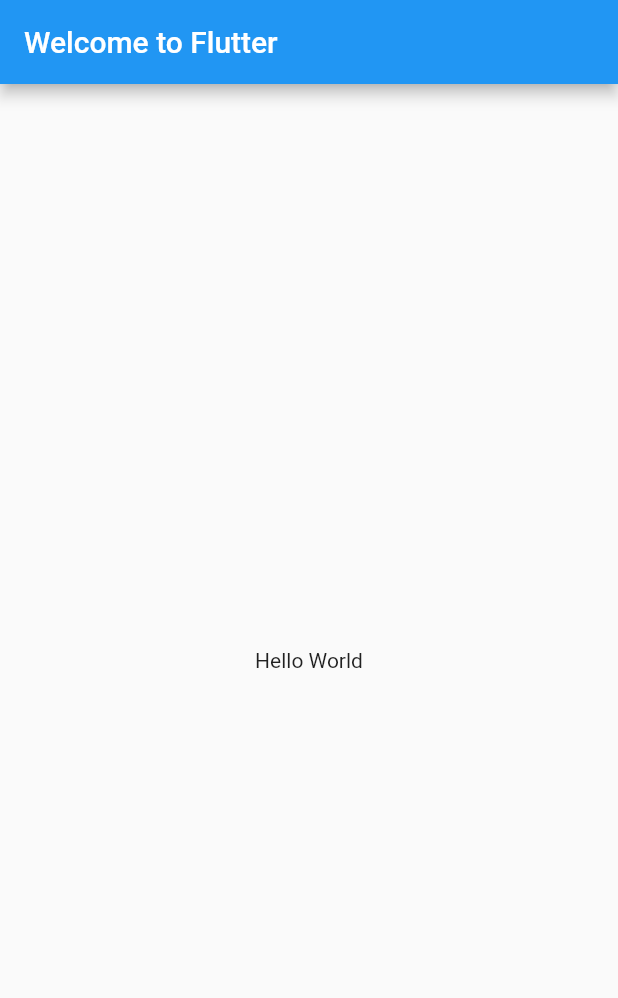
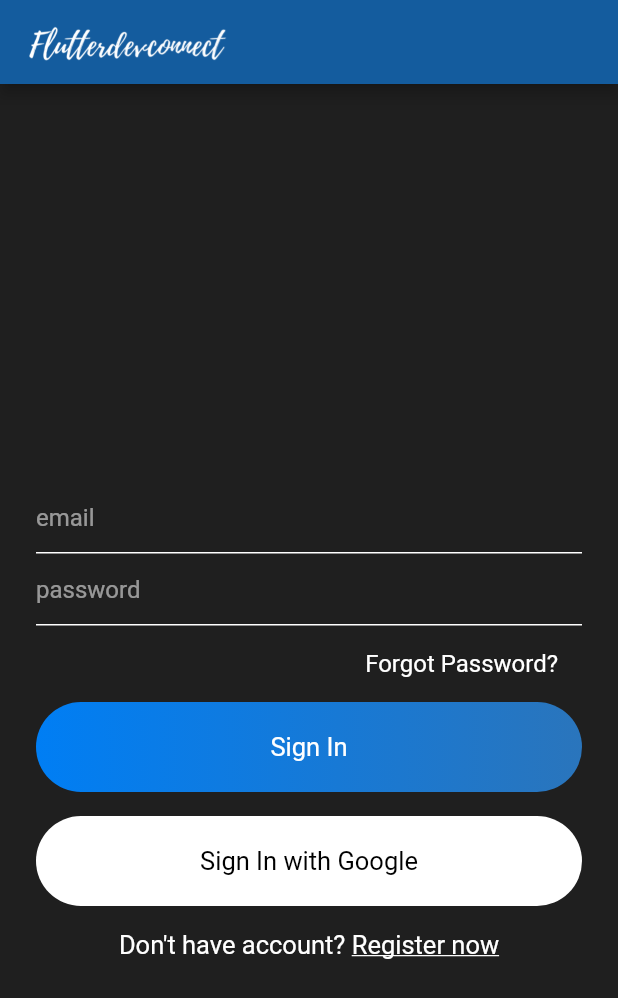
Before and after one commit to Zhangjt9317/flutter-chatapp, a Flutter app: the screen it shows after launch, on a phone screen of 412 x 824 dp. Shown: the top 998 px of the screen. Run offline on Flutter 3.47's test engine with Material 2 defaults, Android fonts, the phone set to English and light mode, and no system bars.

Commit message:
added signin signup

```diff
--- a/lib/main.dart
+++ b/lib/main.dart
@@ -3,6 +3,7 @@
 // found in the LICENSE file.
 
 import 'package:flutter/material.dart';
+import 'package:myapp/views/signin.dart';
 
 void main() => runApp(MyApp());
 
@@ -10,15 +11,15 @@ class MyApp extends StatelessWidget {
   @override
   Widget build(BuildContext context) {
     return MaterialApp(
-      title: 'Welcome to Flutter',
-      home: Scaffold(
-        appBar: AppBar(
-          title: Text('Welcome to Flutter'),
-        ),
-        body: Center(
-          child: Text('Hello World'),
-        ),
+      title: 'Flutter Chatapp',
+      debugShowCheckedModeBanner: false,
+      theme: ThemeData(
+        primaryColor: Color(0xff145C9E),
+        scaffoldBackgroundColor: Color(0xff1F1F1F),
+        primarySwatch: Colors.blue,
+        visualDensity: VisualDensity.adaptivePlatformDensity,
       ),
+      home: SignIn(),
     );
   }
 }
--- /dev/null
+++ b/lib/views/signin.dart
@@ -0,0 +1,92 @@
+import 'package:flutter/material.dart';
+import 'package:myapp/widgets/widget.dart';
+
+class SignIn extends StatefulWidget {
+  @override
+  _SignInState createState() => _SignInState();
+}
+
+class _SignInState extends State<SignIn> {
+  @override
+  Widget build(BuildContext context) {
+    return Scaffold(
+      appBar: appBarMain(context),
+        body: SingleChildScrollView(
+          child: Container(
+            height: MediaQuery.of(context).size.height - 120,
+            alignment: Alignment.bottomCenter,
+            child: Container(
+              padding: EdgeInsets.symmetric(horizontal: 24),
+              child: Column(
+                mainAxisSize: MainAxisSize.min,
+                children: [
+                  TextField(
+                    style: simpleTextStyle(),
+                    decoration: textFieldInputDecoration("email"),
+            ),
+                  TextField(
+                    style: simpleTextStyle(),
+                    decoration: textFieldInputDecoration("password"),
+                  ),
+                  SizedBox(height: 8,),
+                  Container(
+                    alignment: Alignment.centerRight,
+                    child: Container(
+                      padding: EdgeInsets.symmetric(horizontal: 16, vertical: 8),
+                      child: Text('Forgot Password?', style: simpleTextStyle(),),
+                    )
+                  ),
+
+                  SizedBox(height: 8,),
+                  Container(
+                    alignment: Alignment.center,
+                    width: MediaQuery.of(context).size.width,
+                    padding: EdgeInsets.symmetric(vertical: 20),
+                    decoration: BoxDecoration(
+                      gradient: LinearGradient(
+                        colors:[
+                          const Color(0xff007EF4),
+                          const Color(0xff2A75BC)
+                        ]
+                      ),
+                      borderRadius: BorderRadius.circular(30)
+                    ),
+                    child: Text("Sign In", style: mediumTextStyle()),
+                  ),
+                  SizedBox(height: 16,),
+                  Container(
+                    alignment: Alignment.center,
+                    width: MediaQuery.of(context).size.width,
+                    padding: EdgeInsets.symmetric(vertical: 20),
+                    decoration: BoxDecoration(
+                        color:Colors.white,
+                        borderRadius: BorderRadius.circular(30)
+                    ),
+                    child: Text("Sign In with Google", style: TextStyle(
+                        color: Colors.black,
+                        fontSize:17
+                    ),),
+                  ),
+                  SizedBox(height: 16,),
+                  Row(
+                    // align in the center
+                    mainAxisAlignment: MainAxisAlignment.center,
+                    children: [
+                      Text("Don't have account? ", style: mediumTextStyle(),),
+                      Text("Register now", style: TextStyle(
+                        color: Colors.white,
+                        fontSize: 17,
+                        decoration: TextDecoration.underline
+                      ),),
+                    ],
+                  ),
+                  SizedBox(height: 120,),
+                ],
+
+              ),
+            ),
+          ),
+        ),
+    );
+  }
+}
--- /dev/null
+++ b/lib/widgets/widget.dart
@@ -0,0 +1,36 @@
+import 'package:flutter/material.dart';
+
+Widget appBarMain(BuildContext context){
+  return AppBar(
+    title: Image.asset("assets/images/logo.png", height: 50,),
+  );
+}
+
+InputDecoration textFieldInputDecoration(String hintText){
+  return InputDecoration(
+      hintText: hintText,
+      hintStyle: TextStyle(
+        color: Colors.white54,
+      ),
+      focusedBorder: UnderlineInputBorder(
+        borderSide: BorderSide(color: Colors.white),
+      ),
+      enabledBorder: UnderlineInputBorder(
+        borderSide: BorderSide(color: Colors.white),
+      )
+  );
+}
+
+TextStyle simpleTextStyle(){
+  return TextStyle(
+  color: Colors.white,
+    fontSize: 16
+  );
+}
+
+TextStyle mediumTextStyle(){
+  return TextStyle(
+  color: Colors.white,
+  fontSize:17
+  );
+}
--- a/pubspec.yaml
+++ b/pubspec.yaml
@@ -47,9 +47,8 @@ flutter:
   uses-material-design: true
 
   # To add assets to your application, add an assets section, like this:
-  # assets:
-  #   - images/a_dot_burr.jpeg
-  #   - images/a_dot_ham.jpeg
+  assets:
+    - assets/images/
 
   # An image asset can refer to one or more resolution-specific "variants", see
   # https://flutter.dev/assets-and-images/#resolution-aware.
```
Also changed, not shown: lib/views/signup.dart (added, +92 -0 lines), assets/fonts/overpass_regular.otf (added), assets/images/logo.png (added), assets/images/search_white.png (added), assets/images/send.png (added), lib/views/chatRoomsScreen.dart (added), lib/views/conversation_screen.dart (added), lib/views/foregetpassword.dart (added).
